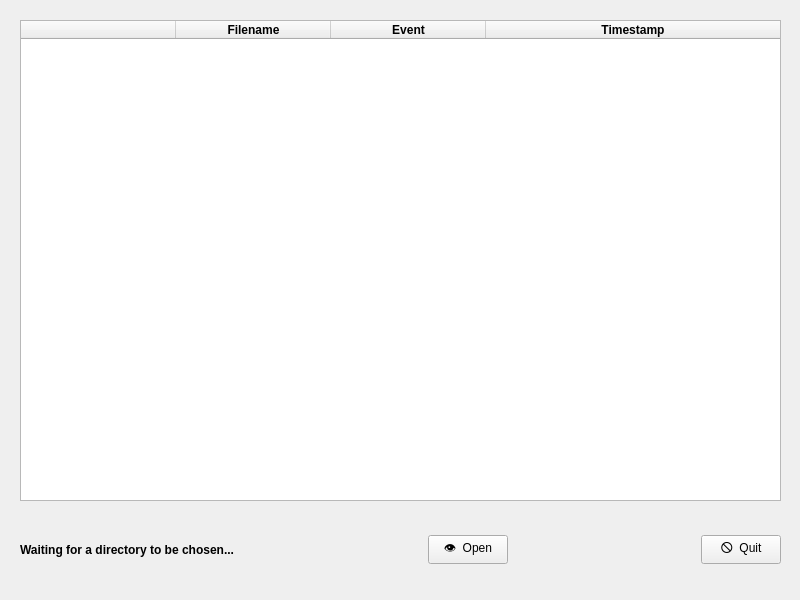
The window that Qt/directoryoverwatch.ui (Skimmeroni/CPlusPlus-Unimib-Progetto) describes before a commit, drawn with Qt 5.
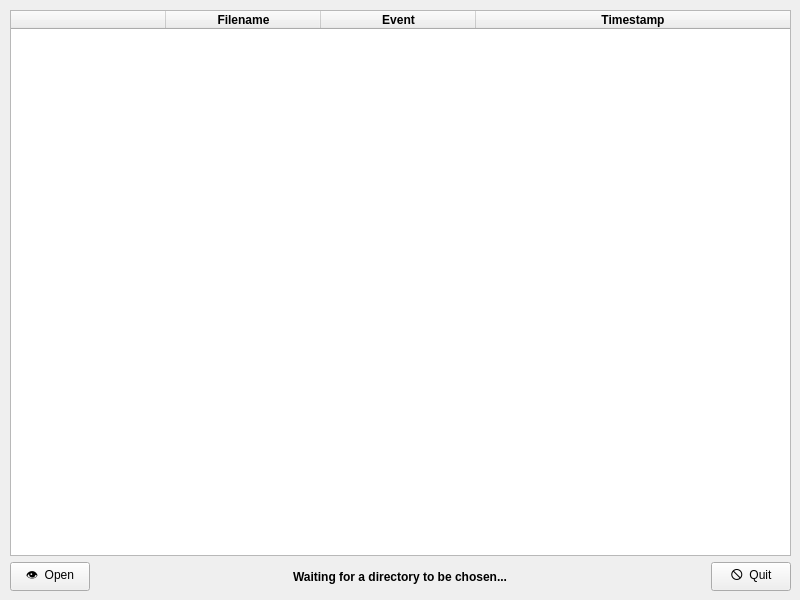
The same window after the commit.

Commit message: Resa la tabella non interattiva

What changed in the file:
```diff
--- a/Qt/directoryoverwatch.ui
+++ b/Qt/directoryoverwatch.ui
@@ -26,14 +26,20 @@
    <string>DirectoryOverwatch</string>
   </property>
   <widget class="QWidget" name="centralwidget">
+   <widget class="QWidget" name="verticalLayoutWidget">
+    <property name="geometry">
+     <rect>
+      <x>10</x>
+      <y>10</y>
+      <width>781</width>
+      <height>581</height>
+     </rect>
+    </property>
+    <layout class="QVBoxLayout" name="verticalLayout_2">
+     <item>
    <widget class="QTableWidget" name="tabledContent">
-    <property name="geometry">
-     <rect>
-      <x>20</x>
-      <y>20</y>
-      <width>761</width>
-      <height>481</height>
-     </rect>
+       <property name="editTriggers">
+        <set>QAbstractItemView::EditTrigger::NoEditTriggers</set>
     </property>
     <property name="showGrid">
      <bool>false</bool>
@@ -95,41 +101,9 @@
      </property>
     </column>
    </widget>
-   <widget class="QWidget" name="horizontalLayoutWidget">
-    <property name="geometry">
-     <rect>
-      <x>20</x>
-      <y>510</y>
-      <width>761</width>
-      <height>80</height>
-     </rect>
-    </property>
+     </item>
+     <item>
     <layout class="QHBoxLayout" name="horizontalLayout">
-     <item>
-      <widget class="QLabel" name="infoLabel">
-       <property name="font">
-        <font>
-         <bold>true</bold>
-        </font>
-       </property>
-       <property name="text">
-        <string>Waiting for a directory to be chosen...</string>
-       </property>
-      </widget>
-     </item>
-     <item>
-      <spacer name="horizontalSpacer">
-       <property name="orientation">
-        <enum>Qt::Orientation::Horizontal</enum>
-       </property>
-       <property name="sizeHint" stdset="0">
-        <size>
-         <width>40</width>
-         <height>20</height>
-        </size>
-       </property>
-      </spacer>
-     </item>
      <item>
       <widget class="QPushButton" name="chooseDirectory">
        <property name="text">
@@ -137,6 +111,31 @@
        </property>
       </widget>
      </item>
+       <item>
+        <spacer name="horizontalSpacer">
+         <property name="orientation">
+          <enum>Qt::Orientation::Horizontal</enum>
+         </property>
+         <property name="sizeHint" stdset="0">
+          <size>
+           <width>40</width>
+           <height>20</height>
+          </size>
+         </property>
+        </spacer>
+       </item>
+       <item>
+        <widget class="QLabel" name="infoLabel">
+         <property name="font">
+          <font>
+           <bold>true</bold>
+          </font>
+         </property>
+         <property name="text">
+          <string>Waiting for a directory to be chosen...</string>
+         </property>
+        </widget>
+       </item>
      <item>
       <spacer name="horizontalSpacer_2">
        <property name="orientation">
@@ -156,6 +155,8 @@
         <string>🛇  Quit</string>
        </property>
       </widget>
+       </item>
+      </layout>
      </item>
     </layout>
    </widget>
```
Lines whose indentation alone changed are shown as unchanged. The commit also changes 1 other file.
